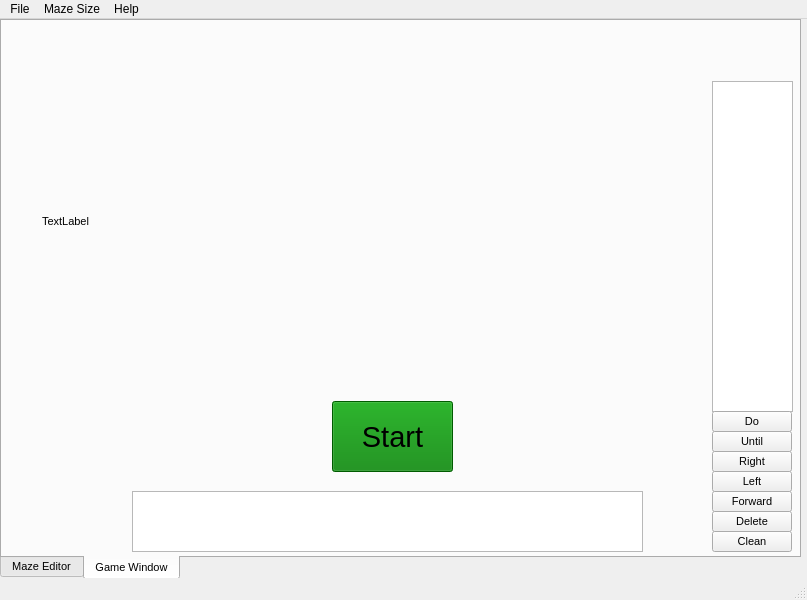
Before: the Qt Designer form viewer.ui in C2-YK/a9-an-educational-app-FredZ-U, drawn with Qt 5.
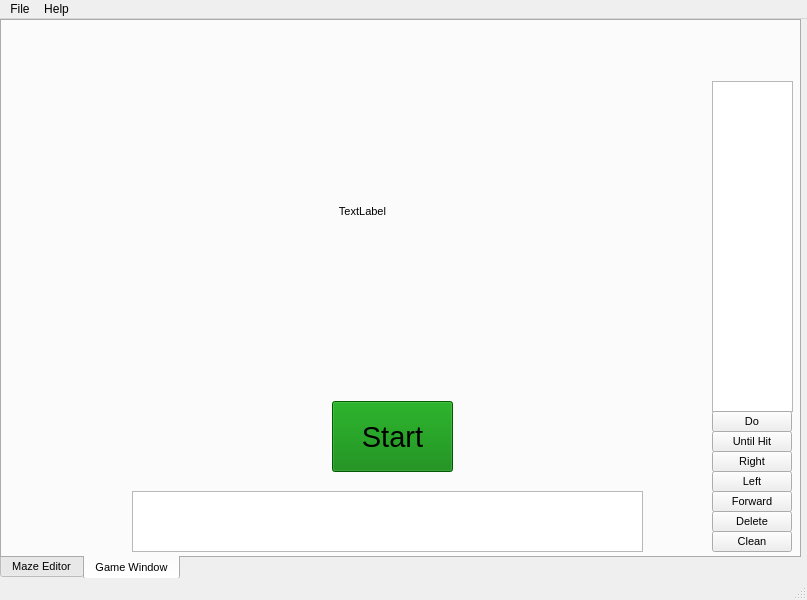
After: the same form once the commit is applied. Icons and pictures are not drawn.

Commit message: change prebuild level and UI layout

```diff
--- a/viewer.ui
+++ b/viewer.ui
@@ -207,15 +207,18 @@
      <widget class="QLabel" name="gameScene">
       <property name="geometry">
        <rect>
-        <x>40</x>
-        <y>50</y>
-        <width>621</width>
-        <height>301</height>
+        <x>30</x>
+        <y>30</y>
+        <width>661</width>
+        <height>321</height>
        </rect>
       </property>
       <property name="text">
        <string>TextLabel</string>
       </property>
+      <property name="alignment">
+       <set>Qt::AlignCenter</set>
+      </property>
      </widget>
      <widget class="QPushButton" name="DoButton">
       <property name="geometry">
@@ -240,7 +243,7 @@
        </rect>
       </property>
       <property name="text">
-       <string>Until</string>
+       <string>Until Hit</string>
       </property>
      </widget>
      <widget class="QPushButton" name="RightButton">
@@ -330,12 +333,6 @@
     <addaction name="actionLoad_to_Editor"/>
     <addaction name="actionLoad_to_Game"/>
    </widget>
-   <widget class="QMenu" name="menuMaze_Size">
-    <property name="title">
-     <string>Maze Size</string>
-    </property>
-    <addaction name="actionResize"/>
-   </widget>
    <widget class="QMenu" name="menuHelp">
     <property name="title">
      <string>Help</string>
@@ -343,7 +340,6 @@
     <addaction name="actionAbout"/>
    </widget>
    <addaction name="menuFile"/>
-   <addaction name="menuMaze_Size"/>
    <addaction name="menuHelp"/>
   </widget>
   <widget class="QStatusBar" name="statusbar"/>
```
Left out of the diff: 3 changed lines with no effect on the pictures. The commit also changes 4 other files.
